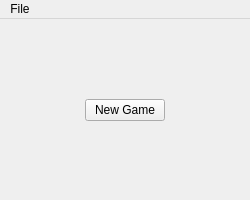
Above: UI/UI_MainWindow.ui from Longhanks/swiftmine before the change. Below: the same form after it.
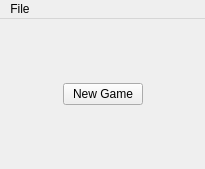
That is the form after the change.

```diff
--- a/UI/UI_MainWindow.ui
+++ b/UI/UI_MainWindow.ui
@@ -6,14 +6,32 @@
             <rect>
                 <x>0</x>
                 <y>0</y>
-                <width>250</width>
-                <height>200</height>
+                <width>205</width>
+                <height>169</height>
             </rect>
         </property>
         <property name="windowTitle">
             <string>swiftmine</string>
         </property>
         <widget class="QWidget" name="centralwidget">
+            <layout class="QVBoxLayout" name="verticalLayout_2">
+                <property name="spacing">
+                    <number>0</number>
+                </property>
+                <property name="leftMargin">
+                    <number>0</number>
+                </property>
+                <property name="topMargin">
+                    <number>0</number>
+                </property>
+                <property name="rightMargin">
+                    <number>0</number>
+                </property>
+                <property name="bottomMargin">
+                    <number>0</number>
+                </property>
+                <item>
+                    <widget class="QWidget" name="Main" native="true">
             <layout class="QVBoxLayout" name="verticalLayout">
                 <item>
                     <spacer name="verticalSpacerTop">
@@ -22,8 +40,8 @@
                         </property>
                         <property name="sizeHint" stdset="0">
                             <size>
-                                <width>17</width>
-                                <height>48</height>
+                                            <width>20</width>
+                                            <height>32</height>
                             </size>
                         </property>
                     </spacer>
@@ -72,11 +90,14 @@
                         </property>
                         <property name="sizeHint" stdset="0">
                             <size>
-                                <width>17</width>
-                                <height>48</height>
+                                            <width>20</width>
+                                            <height>40</height>
                             </size>
                         </property>
                     </spacer>
+                            </item>
+                        </layout>
+                    </widget>
                 </item>
             </layout>
         </widget>
@@ -85,7 +106,7 @@
                 <rect>
                     <x>0</x>
                     <y>0</y>
-                    <width>250</width>
+                    <width>205</width>
                     <height>22</height>
                 </rect>
             </property>
```
Lines whose indentation alone changed are shown as unchanged.
